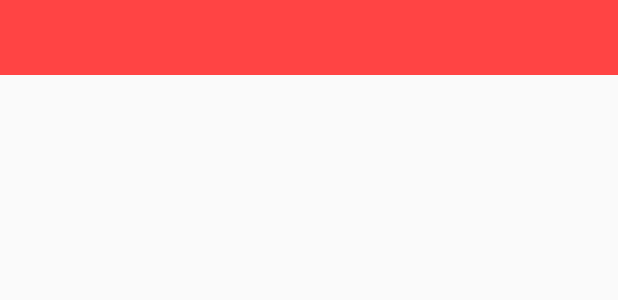
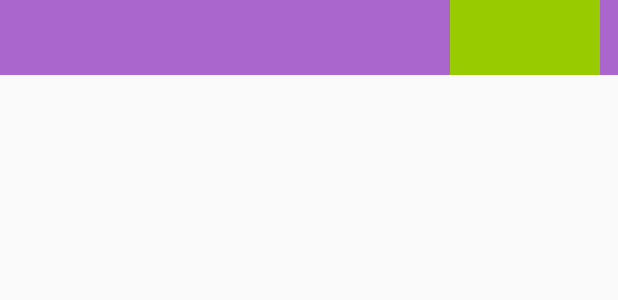
Before and after one commit to JaiKotia/FIFAMobileCompanion, an Android app: the layout player_search_item.xml on its own in the app's theme, with its tools: preview values and no code run, on a phone screen of 412 x 824 dp. Shown: the top 300 px of the screen. Run offline under Robolectric (Android 15) with nearby library versions, the phone set to English and light mode, and no system bars.

Commit message:
June 11th Updates

```diff
--- a/app/build.gradle
+++ b/app/build.gradle
@@ -29,5 +29,7 @@ dependencies {
 
     implementation 'com.google.code.gson:gson:2.8.4'
     compile 'com.android.volley:volley:1.0.0'
+    compile 'com.android.support:recyclerview-v7:27.1.1'
+
 
 }
--- a/app/src/main/java/com/mrkotia/fifamobile/PlayerSelect.java
+++ b/app/src/main/java/com/mrkotia/fifamobile/PlayerSelect.java
@@ -89,6 +89,8 @@ public class PlayerSelect extends AppCompatActivity {
 
         final ListView playerListView = findViewById(R.id.player_list_view);
 
+        playerListView.setVisibility(View.INVISIBLE);
+
         adapter = new PlayerSearchAdapter(this, fullNames);
         playerListView.setAdapter(adapter);
 
@@ -103,6 +105,7 @@ public class PlayerSelect extends AppCompatActivity {
             public void onTextChanged(CharSequence s, int start, int before, int count) {
                 PlayerSelect.this.adapter.getFilter().filter(s);
                 adapter.notifyDataSetChanged();
+                playerListView.setVisibility(View.VISIBLE);
             }
 
             @Override
@@ -150,7 +153,7 @@ public class PlayerSelect extends AppCompatActivity {
                 for (int n = 0; n < fullNames.size(); n++) {
                     if (fullNames.get(n).equals(s)) {
                         searchID = idlist.get(n);
-                        txtResponse.setText(player_position_lit.get(n));
+                        txtResponse.setText(player_position_list.get(n));
                         String finalURL = startURL + searchID + endURL;
                         playerImage.setImageBitmap(getBitmapFromURL(finalURL));
                     }
--- a/app/src/main/res/layout/player_search_item.xml
+++ b/app/src/main/res/layout/player_search_item.xml
@@ -1,16 +1,32 @@
 <?xml version="1.0" encoding="utf-8"?>
-<LinearLayout
-    xmlns:android="http://schemas.android.com/apk/res/android"
+<LinearLayout xmlns:android="http://schemas.android.com/apk/res/android"
     android:layout_width="match_parent"
-    android:layout_height="50dp"
-    android:background="@android:color/holo_red_light">
+    android:layout_height="wrap_content"
+    android:background="@android:color/holo_purple">
 
-    <TextView
-        android:id="@+id/player_name"
-        android:layout_width="match_parent"
-        android:layout_height="match_parent"
-        android:textSize="12sp"
-        android:textColor="@android:color/white"/>
+    <RelativeLayout
+        android:layout_width="wrap_content"
+        android:layout_height="50dp">
 
 
+        <TextView
+            android:layout_centerVertical="true"
+            android:id="@+id/player_name"
+            android:layout_width="300dp"
+            android:layout_height="wrap_content"
+            android:textColor="@android:color/white"
+            android:textSize="15sp" />
+
+        <TextView
+            android:layout_centerVertical="true"
+            android:id="@+id/player_position"
+            android:layout_width="100dp"
+            android:layout_height="match_parent"
+            android:background="@android:color/holo_green_light"
+            android:textColor="@android:color/white"
+            android:textSize="20sp"
+            android:layout_toRightOf="@id/player_name"/>
+
+    </RelativeLayout>
+
 </LinearLayout>
```
Also changed, not shown: app/src/main/java/com/mrkotia/fifamobile/PlayerSearchAdapter.java (+6 -2 lines), 1 other file.
